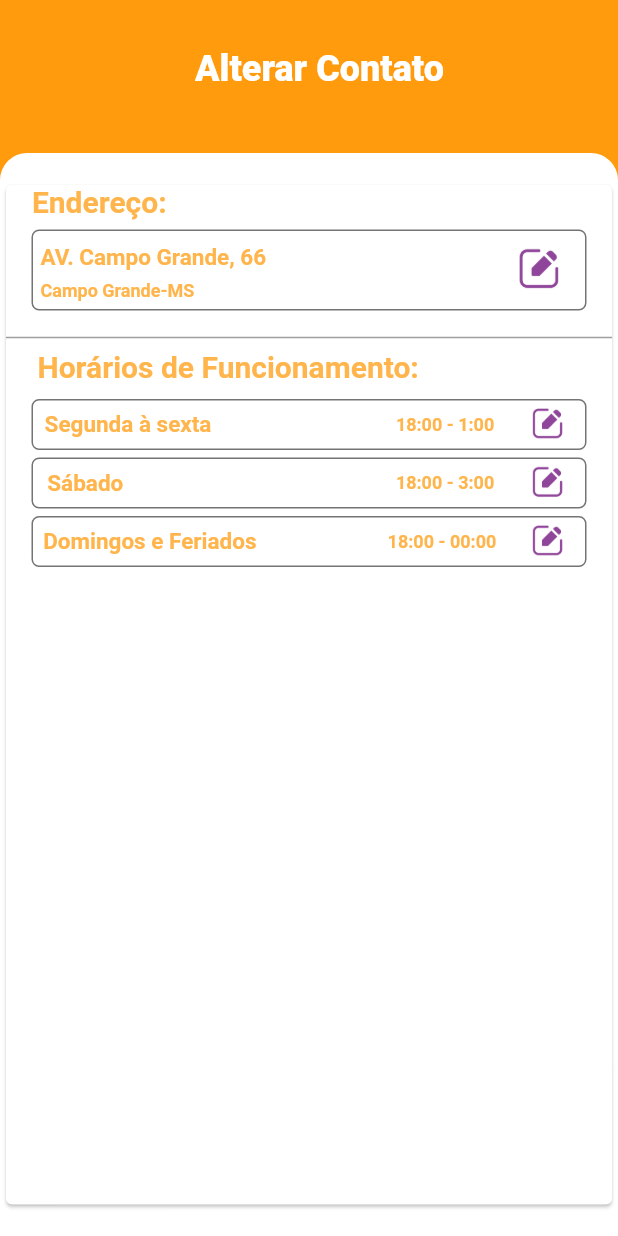
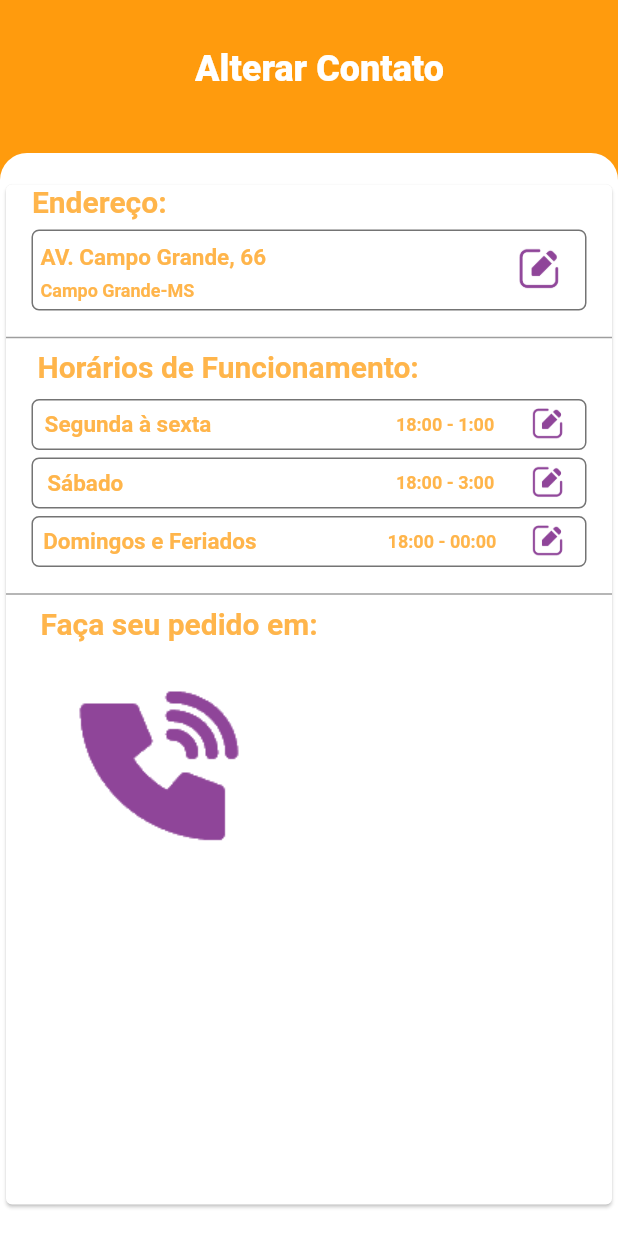
Before and after one commit to Kelvisck/PatoBurguer, a Flutter app: the screen it shows after launch, on a phone screen of 412 x 824 dp. Run offline on Flutter 3.47's test engine with Material 2 defaults, Android fonts, the light colour scheme and no system bars; our stand-ins replace firebase_auth, firebase_core, google_sign_in; accounts and stored records are empty.

Commit message:
feat: apenas algumas melhorias de interface na tela de alterar cardapio

```diff
--- a/lib/alterarCardapio.dart
+++ b/lib/alterarCardapio.dart
@@ -95,12 +95,7 @@ class AlterarCardapio extends StatelessWidget {
                                 height: 10,
                               ),
                               Align(
-                                child: Divider(
-                                  color: Colors.grey,
-                                  thickness: 1.0,
-                                  indent: 0,
-                                  endIndent: 0,
-                                ),
+                                child: linhaCinza(),
                               ),
                               Align(
                                 alignment: Alignment(-0.72, -0.4),
@@ -119,7 +114,20 @@ class AlterarCardapio extends StatelessWidget {
                                 height: 5,
                               ),
                               CamposEditarHorario(
-                                  'Domingos e Feriados', '18:00 - 00:00')
+                                  'Domingos e Feriados', '18:00 - 00:00'),
+                              SizedBox(
+                                height: 10,
+                              ),
+                              linhaCinza(),
+                              Align(
+                                alignment: Alignment(-0.79, -1),
+                                child: titulosApp('Faça seu pedido em:'),
+                              ),
+                              Row(
+                                children: [
+                                  Image.asset('lib/assets/recursos/contato.png')
+                                ],
+                              )
                             ],
                           ),
                         )
--- a/lib/assets/widgetsFunctions.dart
+++ b/lib/assets/widgetsFunctions.dart
@@ -49,3 +49,12 @@ Widget CamposEditarHorario(String textoDia, String textoHorario) {
     ),
   );
 }
+
+Widget linhaCinza() {
+  return Divider(
+    color: Colors.grey,
+    thickness: 1.0,
+    indent: 0,
+    endIndent: 0,
+  );
+}
--- a/pubspec.yaml
+++ b/pubspec.yaml
@@ -61,6 +61,7 @@ flutter:
     - lib/assets/recursos/contato.png
     - lib/assets/recursos/config.png
     - lib/assets/recursos/editar.png
+    - lib/assets/recursos/contato.png
 
 
 
```
